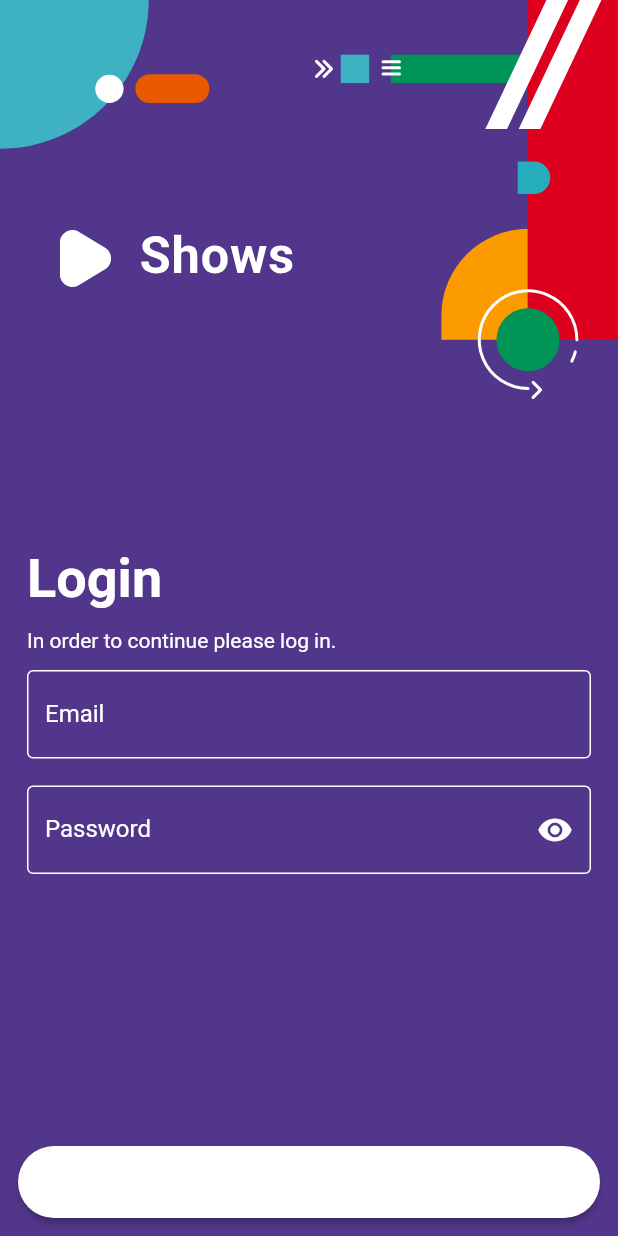
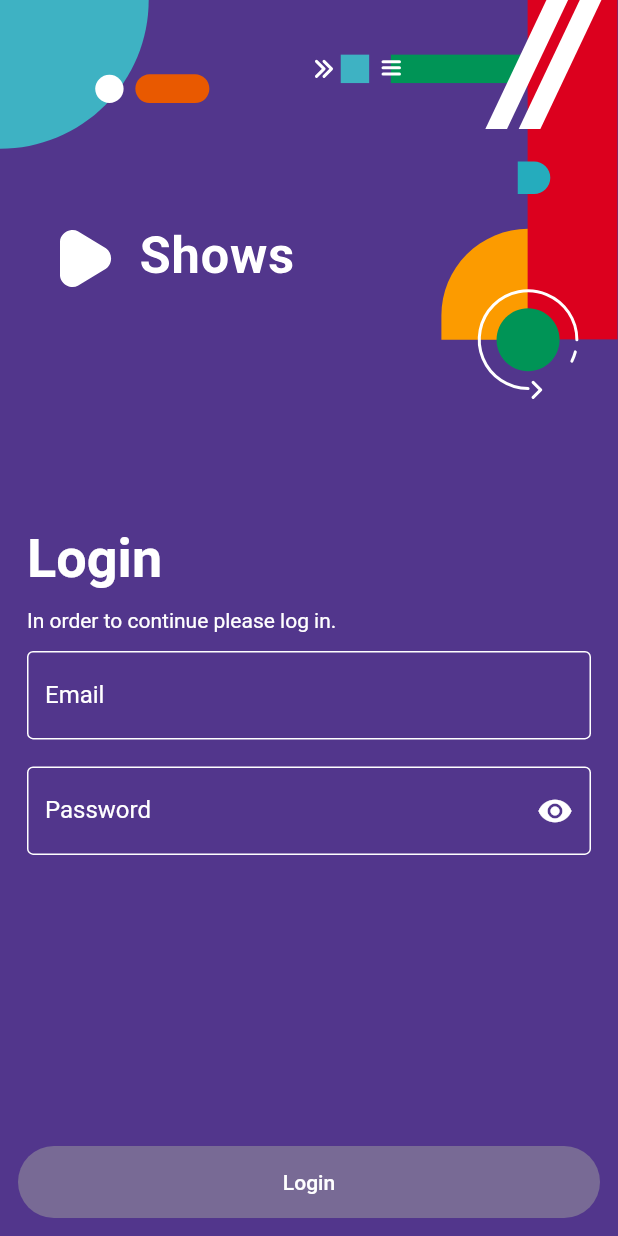
Before and after one commit to petarjovanovic23/tv-shows-app, a Flutter app: the screen it shows after launch, on a phone screen of 412 x 824 dp. Run offline on Flutter 3.47's test engine with Material 2 defaults, Android fonts, the phone set to English and light mode, and no system bars; our stand-ins replace flutter_svg.

Commit message:
Everything except disabled func

```diff
--- a/lib/screens/login_screen.dart
+++ b/lib/screens/login_screen.dart
@@ -15,7 +15,7 @@ class _LoginScreenState extends State<LoginScreen> {
     return Scaffold(
       backgroundColor: const Color(0xff52368C),
       body: Column(
-        mainAxisAlignment: MainAxisAlignment.spaceBetween,
+        // mainAxisAlignment: MainAxisAlignment.spaceBetween,
         children: [
           Container(
             height: MediaQuery.of(context).size.height * 0.33,
@@ -31,7 +31,9 @@ class _LoginScreenState extends State<LoginScreen> {
               ],
             ),
           ),
-          LoginFormWidget(),
+          const SizedBox(height: 80),
+          const Expanded(child: LoginFormWidget()),
+          // SizedBox.shrink(),
         ],
       ),
     );
--- a/lib/widgets/button_widget.dart
+++ b/lib/widgets/button_widget.dart
@@ -36,11 +36,14 @@ class _ButtonWidgetState extends State<ButtonWidget> {
                   return Colors.white;
                 }),
               ),
-              onPressed: () =>
-                  Navigator.of(context).push(MaterialPageRoute(builder: (_) => const WelcomeScreen('userEmail'))),
-              // onPressed: widget.isActiveButton ? () {} : null,
-              child:
-                  Text(widget.buttonText, style: TextStyle(color: widget.isActiveButton ? Colors.black : Colors.white)),
+              // onPressed: () =>,
+              onPressed: widget.isActiveButton
+                  ? () {
+                      Navigator.of(context).push(MaterialPageRoute(builder: (_) => const WelcomeScreen('userEmail')));
+                    }
+                  : null,
+              child: Text(widget.buttonText,
+                  style: TextStyle(color: widget.isActiveButton ? const Color(0xff52368C) : Colors.white)),
             ),
           ),
         ),
--- a/lib/widgets/login_form_widget.dart
+++ b/lib/widgets/login_form_widget.dart
@@ -18,9 +18,10 @@ class _LoginFormWidgetState extends State<LoginFormWidget> {
   @override
   Widget build(BuildContext context) {
     return Column(
+      mainAxisAlignment: MainAxisAlignment.spaceBetween,
       children: [
         Container(
-          height: MediaQuery.of(context).size.height * 0.47,
+          // height: MediaQuery.of(context).size.height * 0.47,
           margin: const EdgeInsets.symmetric(horizontal: 18),
           child: Column(
             crossAxisAlignment: CrossAxisAlignment.start,
```
